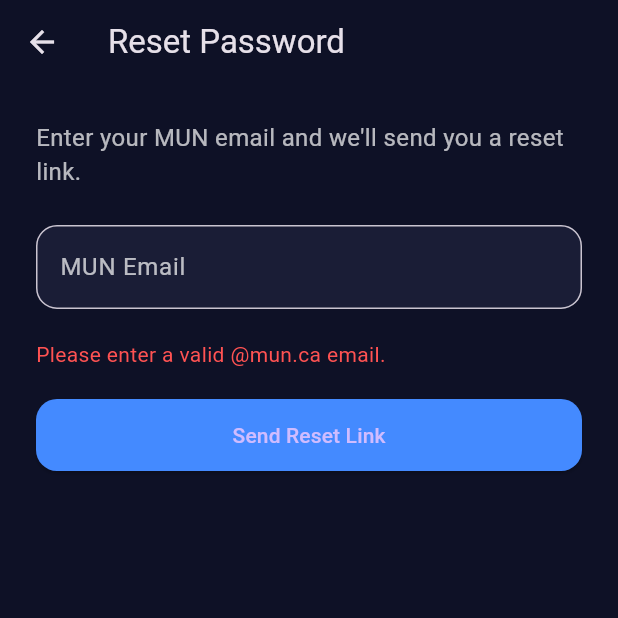
After one commit to muhammedp07/gr07-skillswap-fall-2025, a Flutter app: the ResetPasswordScreen screen opened directly, after a tap on "Send Reset Link", on a phone screen of 412 x 824 dp, the top half of it. The commit adds this screen. Run offline on Flutter 3.47's test engine with Material 3 defaults, Android fonts, the phone set to English and light mode, and no system bars; our stand-ins replace cloud_firestore, firebase_auth, firebase_core, firebase_storage, image_picker; accounts and stored records are empty; network calls fail.

Commit message:
add ResetPasswordScreen with Firebase reset email functionality

```diff
--- a/lib/main.dart
+++ b/lib/main.dart
@@ -114,11 +114,7 @@
           child: Column(
             mainAxisAlignment: MainAxisAlignment.center,
             children: [
-              const Icon(
-                Icons.error_outline,
-                color: Colors.red,
-                size: 64,
-              ),
+              const Icon(Icons.error_outline, color: Colors.red, size: 64),
               const SizedBox(height: 20),
               const Text(
                 'Something went wrong',
--- /dev/null
+++ b/lib/screens/auth/reset_password_screen.dart
@@ -0,0 +1,120 @@
+import 'package:flutter/material.dart';
+import 'package:firebase_auth/firebase_auth.dart';
+
+class ResetPasswordScreen extends StatefulWidget {
+  const ResetPasswordScreen({super.key});
+
+  @override
+  State<ResetPasswordScreen> createState() => _ResetPasswordScreenState();
+}
+
+class _ResetPasswordScreenState extends State<ResetPasswordScreen> {
+  final emailController = TextEditingController();
+  bool loading = false;
+  String? errorMessage;
+
+  @override
+  Widget build(BuildContext context) {
+    return Scaffold(
+      backgroundColor: const Color(0xFF0E1126),
+      appBar: AppBar(
+        backgroundColor: const Color(0xFF0E1126),
+        elevation: 0,
+        title: const Text("Reset Password"),
+      ),
+      body: Padding(
+        padding: const EdgeInsets.all(24),
+        child: Column(
+          crossAxisAlignment: CrossAxisAlignment.start,
+          children: [
+            const Text(
+              "Enter your MUN email and we'll send you a reset link.",
+              style: TextStyle(color: Colors.white70, fontSize: 16),
+            ),
+            const SizedBox(height: 24),
+
+            TextField(
+              controller: emailController,
+              style: const TextStyle(color: Colors.white),
+              decoration: InputDecoration(
+                labelText: "MUN Email",
+                labelStyle: const TextStyle(color: Colors.white70),
+                filled: true,
+                fillColor: const Color(0xFF1A1D36),
+                border: OutlineInputBorder(
+                  borderRadius: BorderRadius.circular(14),
+                ),
+              ),
+            ),
+
+            const SizedBox(height: 20),
+
+            if (errorMessage != null)
+              Text(
+                errorMessage!,
+                style: const TextStyle(color: Colors.redAccent),
+              ),
+
+            const SizedBox(height: 20),
+
+            SizedBox(
+              width: double.infinity,
+              child: ElevatedButton(
+                onPressed: loading ? null : _handleReset,
+                style: ElevatedButton.styleFrom(
+                  backgroundColor: Colors.blueAccent,
+                  padding: const EdgeInsets.symmetric(vertical: 14),
+                  shape: RoundedRectangleBorder(
+                    borderRadius: BorderRadius.circular(14),
+                  ),
+                ),
+                child: loading
+                    ? const CircularProgressIndicator(color: Colors.white)
+                    : const Text("Send Reset Link"),
+              ),
+            ),
+          ],
+        ),
+      ),
+    );
+  }
+
+  Future<void> _handleReset() async {
+    final email = emailController.text.trim();
+
+    if (!email.endsWith('@mun.ca')) {
+      setState(() => errorMessage = "Please enter a valid @mun.ca email.");
+      return;
+    }
+
+    setState(() {
+      loading = true;
+      errorMessage = null;
+    });
+
+    try {
+      await FirebaseAuth.instance.sendPasswordResetEmail(email: email);
+
+      if (!mounted) return;
+
+      ScaffoldMessenger.of(context).showSnackBar(
+        const SnackBar(
+          content: Text("Reset link sent! Check your @mun.ca inbox."),
+          backgroundColor: Colors.green,
+        ),
+      );
+
+      Navigator.pop(context); // Go back to login
+    } on FirebaseAuthException catch (e) {
+      setState(() => errorMessage = e.message);
+    }
+
+    setState(() => loading = false);
+  }
+
+  @override
+  void dispose() {
+    emailController.dispose();
+    super.dispose();
+  }
+}
```
